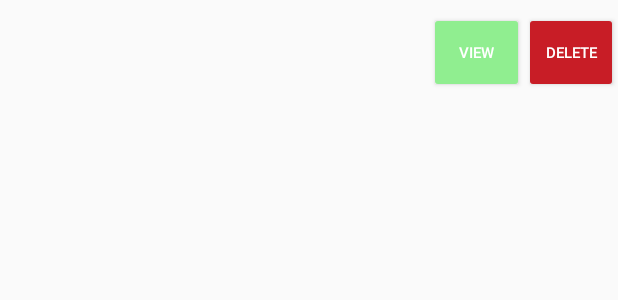
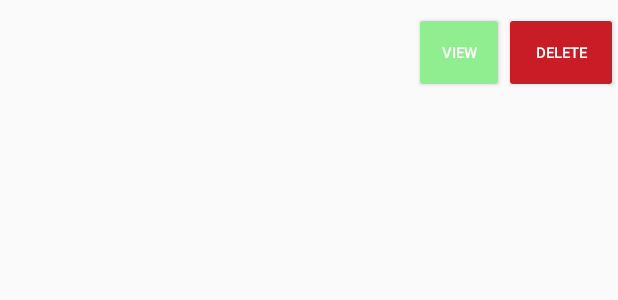
Before and after one commit to lingyuze1996/MyMovieMemoir, an Android app: the layout list_view_watchlist.xml on its own in the app's theme, with its tools: preview values and no code run, on a phone screen of 412 x 824 dp. Shown: the top 300 px of the screen. Run offline under Robolectric (Android 15) with nearby library versions, the phone set to English and light mode, and no system bars; network calls fail.

Commit message:
Update list_view_watchlist.xml

```diff
--- a/MyMovieMemoir/app/src/main/res/layout/list_view_watchlist.xml
+++ b/MyMovieMemoir/app/src/main/res/layout/list_view_watchlist.xml
@@ -41,7 +41,7 @@
         android:id="@+id/bt_delete"
         android:layout_width="match_parent"
         android:layout_height="match_parent"
-        android:layout_weight="1.1"
+        android:layout_weight="1.05"
         android:layout_gravity="center"
         android:textSize="10dp"
         android:textColor="#FFFFFF"
```
